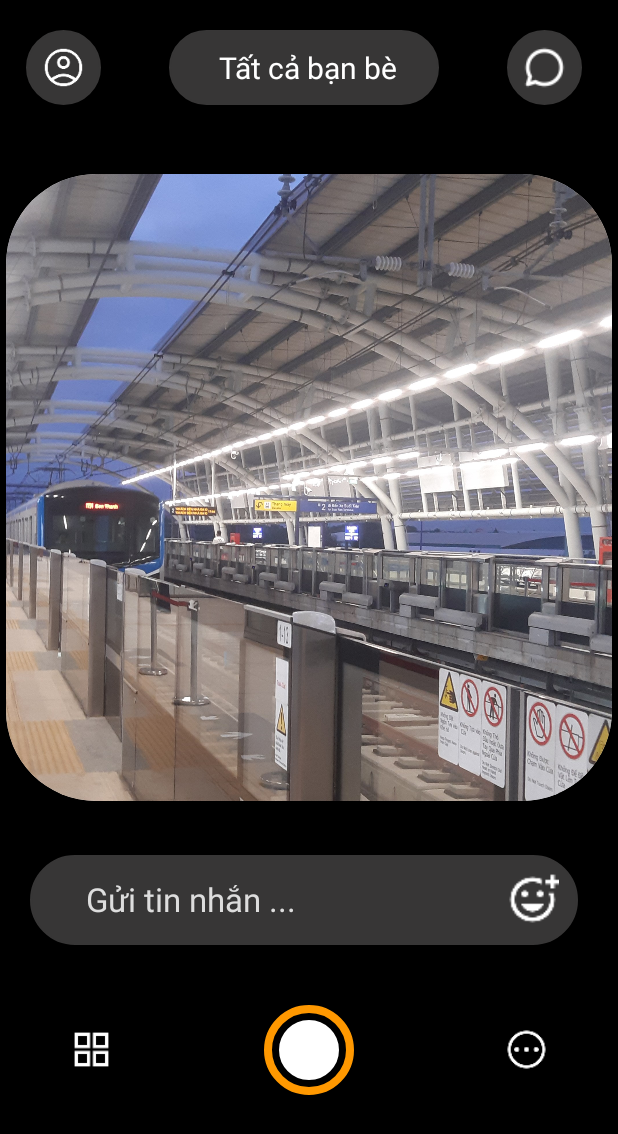
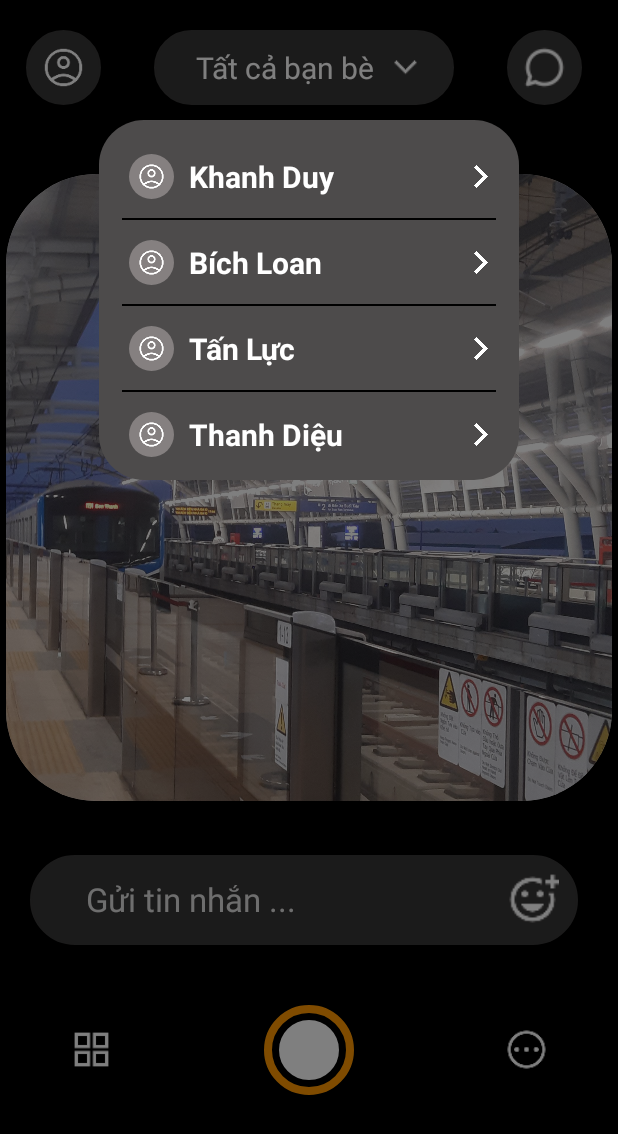
Before and after one commit to ngocdiem1415/Locket_Mobile, an Android app: the ReactActivity screen opened directly, with no data from a screen before it, on a phone screen of 412 x 824 dp. Shown: the top 1134 px of the screen. Run offline under Robolectric (Android 15) with nearby library versions, the phone set to English and light mode, and no system bars; plain views replace EmojiButton.

Commit message:
feat: Thêm hiển thị danh sách bạn bè khi nhấn vào thanh tất cả bạn bè. Tạo lớp phủ để phân biệt.

```diff
--- a/Locket_Mobile/app/src/main/java/com/hucmuaf/locket_mobile/ReactActivity.java
+++ b/Locket_Mobile/app/src/main/java/com/hucmuaf/locket_mobile/ReactActivity.java
@@ -8,8 +8,21 @@ import androidx.appcompat.app.AppCompatActivity;
 import androidx.core.graphics.Insets;
 import androidx.core.view.ViewCompat;
 import androidx.core.view.WindowInsetsCompat;
+import androidx.recyclerview.widget.LinearLayoutManager;
+import androidx.recyclerview.widget.RecyclerView;
+
+import com.hucmuaf.locket_mobile.model.ItemFriend;
+import com.hucmuaf.locket_mobile.model.ItemFriendAdapter;
+
+import java.lang.reflect.Array;
+import java.util.ArrayList;
+import java.util.Arrays;
+import java.util.List;
 
 public class ReactActivity extends AppCompatActivity {
+    private RecyclerView recyclerView;
+    private ItemFriendAdapter itemAdapter;
+
     @Override
     protected void onCreate(@Nullable Bundle savedInstanceState) {
         super.onCreate(savedInstanceState);
@@ -20,5 +33,20 @@ public class ReactActivity extends AppCompatActivity {
             v.setPadding(systemBars.left, systemBars.top, systemBars.right, systemBars.bottom);
             return insets;
         });
+
+        recyclerView = findViewById(R.id.list_friends);
+        recyclerView.setLayoutManager(new LinearLayoutManager(this));
+
+        List<ItemFriend> list = Arrays.asList(
+          new ItemFriend("account_icon", "Khanh Duy"),
+          new ItemFriend("account_icon", "Bích Loan"),
+          new ItemFriend("account_icon", "Tấn Lực"),
+          new ItemFriend("account_icon", "Thanh Diệu")
+        );
+
+        itemAdapter = new ItemFriendAdapter(this, list);
+
+        recyclerView.setAdapter(itemAdapter);
+
     }
 }
--- /dev/null
+++ b/Locket_Mobile/app/src/main/java/com/hucmuaf/locket_mobile/model/ItemFriend.java
@@ -0,0 +1,21 @@
+package com.hucmuaf.locket_mobile.model;
+
+import android.content.ClipData;
+
+public class ItemFriend {
+    private String icon;
+    private String name;
+    public ItemFriend(String icon, String name){
+        this.icon = icon;
+        this.name = name;
+
+    }
+
+    public String getIcon() {
+        return icon;
+    }
+
+    public String getName() {
+        return name;
+    }
+}
--- /dev/null
+++ b/Locket_Mobile/app/src/main/java/com/hucmuaf/locket_mobile/model/ItemFriendAdapter.java
@@ -0,0 +1,67 @@
+package com.hucmuaf.locket_mobile.model;
+
+import android.annotation.SuppressLint;
+import android.content.Context;
+import android.util.Log;
+import android.view.LayoutInflater;
+import android.view.View;
+import android.view.ViewGroup;
+import android.widget.ImageView;
+import android.widget.TextView;
+
+import androidx.annotation.NonNull;
+import androidx.recyclerview.widget.RecyclerView;
+
+import com.hucmuaf.locket_mobile.R;
+
+import java.util.List;
+
+public class ItemFriendAdapter extends RecyclerView.Adapter<ItemFriendAdapter.ItemFriendViewHolder> {
+    private Context context;
+    private List<ItemFriend> itemList;
+
+    public ItemFriendAdapter(Context context, List<ItemFriend> itemList) {
+        this.context = context;
+        this.itemList = itemList;
+    }
+
+    // ViewHolder class
+    public static class ItemFriendViewHolder extends RecyclerView.ViewHolder{
+        ImageView ivIcon;
+        TextView tvName;
+        @SuppressLint("WrongViewCast")
+        public ItemFriendViewHolder(@NonNull View itemView) {
+            super(itemView);
+            ivIcon = itemView.findViewById(R.id.ivIcon);
+            tvName = itemView.findViewById(R.id.tvName);
+        }
+    }
+    @NonNull
+    @Override
+    public ItemFriendViewHolder onCreateViewHolder(@NonNull ViewGroup parent, int viewType) {
+        View view = LayoutInflater.from(parent.getContext())
+                .inflate(R.layout.item_friend, parent, false);
+        return new ItemFriendViewHolder(view);
+    }
+
+    @Override
+    public void onBindViewHolder(@NonNull ItemFriendViewHolder holder, int position) {
+        ItemFriend item = itemList.get(position);
+        String imageName = item.getIcon();
+        @SuppressLint("DiscouragedApi")
+        int resId = context.getResources().getIdentifier(imageName, "mipmap", context.getPackageName());
+        if (resId != 0) {
+            holder.ivIcon.setImageResource(resId);
+        } else {
+            // Xử lý khi không tìm thấy resource
+            Log.e("ImageError", "Không tìm thấy hình " + imageName);
+        }
+        holder.tvName.setText(item.getName());
+        Log.e("ImageError", item.getName());
+    }
+
+    @Override
+    public int getItemCount() {
+        return itemList.size();
+    }
+}
--- /dev/null
+++ b/Locket_Mobile/app/src/main/res/drawable/dark_gray_border.xml
@@ -0,0 +1,5 @@
+<?xml version="1.0" encoding="utf-8"?>
+<shape xmlns:android="http://schemas.android.com/apk/res/android">
+    <solid android:color="@color/dark_gray"/> <!-- Màu nền -->
+    <corners android:radius="30dp"/> <!-- Bo góc -->
+</shape>
--- /dev/null
+++ b/Locket_Mobile/app/src/main/res/drawable/gray_border.xml
@@ -0,0 +1,7 @@
+<?xml version="1.0" encoding="utf-8"?>
+<shape xmlns:android="http://schemas.android.com/apk/res/android">
+    <solid android:color="@color/gray"/> <!-- Màu nền -->
+    <!--    <stroke android:width="1dp" android:color="#000000"/> &lt;!&ndash; Viền màu xam &ndash;&gt;-->
+    <corners android:radius="30dp"/> <!-- Bo góc -->
+    <!--    <padding android:left="8dp" android:right="8dp"/>-->
+</shape>
--- /dev/null
+++ b/Locket_Mobile/app/src/main/res/layout/item_friend.xml
@@ -0,0 +1,50 @@
+<?xml version="1.0" encoding="utf-8"?>
+<LinearLayout xmlns:android="http://schemas.android.com/apk/res/android"
+    xmlns:app="http://schemas.android.com/apk/res-auto"
+    android:layout_width="match_parent"
+    android:layout_height="57dp"
+    android:background="@color/dark_gray"
+    android:gravity="center"
+    android:orientation="vertical">
+
+    <LinearLayout
+        android:layout_width="match_parent"
+        android:layout_height="55dp"
+        android:background="@color/dark_gray"
+        android:gravity="center"
+        android:orientation="horizontal">
+        <ImageView
+            android:id="@+id/ivIcon"
+            android:layout_width="30dp"
+            android:layout_height="30dp"
+            android:layout_margin="10dp"
+            android:background="@drawable/gray_border"
+            android:orientation="horizontal"
+            android:paddingStart="5dp"
+            android:paddingEnd="5dp"
+            android:src="@mipmap/friends" />
+
+        <TextView
+            android:id="@+id/tvName"
+            android:layout_width="180dp"
+            android:layout_height="wrap_content"
+            android:text="Tất cả bạn bè"
+            android:textColor="@color/white"
+            android:textSize="20sp"
+            android:textStyle="bold"
+            app:layout_constraintEnd_toEndOf="parent"
+            app:layout_constraintStart_toStartOf="parent"
+            app:layout_constraintTop_toTopOf="parent" />
+
+        <ImageView
+            android:id="@+id/down_toggle"
+            android:layout_width="30dp"
+            android:layout_height="30dp"
+            android:src="@mipmap/right_arrow" />
+    </LinearLayout>
+    <View
+        android:layout_width="match_parent"
+        android:layout_height="1dp"
+        android:background="@color/black"
+        />
+</LinearLayout>
--- a/Locket_Mobile/app/src/main/res/layout/react_emoji_comment.xml
+++ b/Locket_Mobile/app/src/main/res/layout/react_emoji_comment.xml
@@ -1,7 +1,12 @@
 <?xml version="1.0" encoding="utf-8"?>
-<LinearLayout xmlns:android="http://schemas.android.com/apk/res/android"
+<FrameLayout xmlns:android="http://schemas.android.com/apk/res/android"
     xmlns:app="http://schemas.android.com/apk/res-auto"
     android:id="@+id/main"
+    android:layout_width="match_parent"
+    android:layout_height="match_parent">
+
+    <LinearLayout
+        android:id="@+id/main_screen"
         android:layout_width="match_parent"
         android:layout_height="match_parent"
         android:background="@color/black"
@@ -23,21 +28,27 @@
 
             <LinearLayout
                 android:id="@+id/all_friends"
-            android:layout_width="180dp"
+                android:layout_width="200dp"
                 android:layout_height="50dp"
-            android:layout_marginStart="45dp"
-            android:layout_marginEnd="45dp"
+                android:layout_marginStart="35dp"
+                android:layout_marginEnd="35dp"
                 android:background="@drawable/circle_border"
                 android:gravity="center">
 
                 <TextView
-                android:layout_width="160dp"
+                    android:layout_width="130dp"
                     android:layout_height="30dp"
                     android:layout_marginStart="5dp"
                     android:gravity="center"
                     android:text="Tất cả bạn bè"
                     android:textColor="#ffffff"
                     android:textSize="20dp" />
+
+                <ImageView
+                    android:id="@+id/down_toggle"
+                    android:layout_width="30dp"
+                    android:layout_height="30dp"
+                    android:src="@mipmap/down_toggle" />
             </LinearLayout>
 
             <ImageView
@@ -61,7 +72,7 @@
                 android:layout_width="match_parent"
                 android:layout_height="match_parent"
                 android:scaleType="centerCrop"
-            android:src="@mipmap/metro"/>
+                android:src="@mipmap/metro" />
 
         </androidx.cardview.widget.CardView>
 
@@ -147,6 +158,42 @@
                 android:layout_height="30dp"
                 android:src="@mipmap/pending" />
         </LinearLayout>
+    </LinearLayout>
 
+    <!-- Lớp phủ bán trong suốt -->
+    <View
+        android:layout_width="match_parent"
+        android:layout_height="match_parent"
+        android:background="#80000000" /> <!-- màu đen với độ mờ 50% -->
+
+    <LinearLayout
+        android:id="@+id/mask"
+        android:layout_width="match_parent"
+        android:layout_height="match_parent"
+        android:gravity="top|center"
+        android:orientation="horizontal">
+
+        <LinearLayout
+            android:layout_width="280dp"
+            android:layout_height="240dp"
+            android:layout_marginTop="80dp"
+            android:background="@drawable/dark_gray_border">
+
+            <androidx.recyclerview.widget.RecyclerView
+                android:id="@+id/list_friends"
+                android:layout_width="match_parent"
+                android:layout_height="match_parent"
+                android:paddingTop="10dp"
+                android:paddingBottom="10dp"
+                android:paddingStart="15dp"
+                android:paddingEnd="15dp"
+                app:layout_constraintBottom_toBottomOf="parent"
+                app:layout_constraintEnd_toEndOf="parent"
+                app:layout_constraintStart_toStartOf="parent"
+                app:layout_constraintTop_toTopOf="parent">
+
+            </androidx.recyclerview.widget.RecyclerView>
+        </LinearLayout>
 
     </LinearLayout>
+</FrameLayout>
--- a/Locket_Mobile/app/src/main/res/values/colors.xml
+++ b/Locket_Mobile/app/src/main/res/values/colors.xml
@@ -4,5 +4,6 @@
     <color name="white">#FFFFFFFF</color>
     <color name="gray">#858080</color>
     <color name="light_gray">#DDDDDD</color>
+    <color name="dark_gray">#4D4B4B</color>
     <color name="hint_white">#00FFFFFF</color>
 </resources>
```
Also changed, not shown: Locket_Mobile/app/src/main/res/mipmap-hdpi/friends.png (added), Locket_Mobile/app/src/main/res/mipmap-hdpi/right_arrow.png (added), 186 other files. Lines whose indentation alone changed are shown as unchanged.
